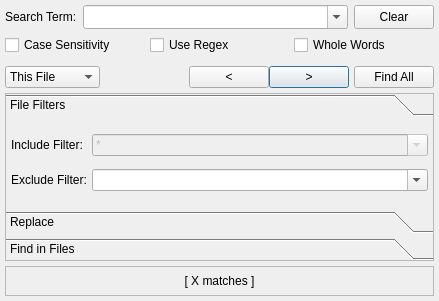
This is src/search/searchdialog.ui in GAMS-dev/studio as Qt 5 draws it before an edit. The edited form follows.
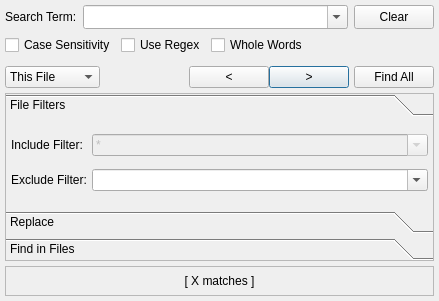
This is the edited form.

Commit message: layout adjustment, options now stay left aligned

Patch:
```diff
--- a/src/search/searchdialog.ui
+++ b/src/search/searchdialog.ui
@@ -513,7 +513,7 @@
       </layout>
      </item>
      <item>
-      <layout class="QHBoxLayout" name="horizontalLayout_2" stretch="0,0,0">
+      <layout class="QHBoxLayout" name="horizontalLayout_2" stretch="0,0,0,0">
        <property name="spacing">
         <number>5</number>
        </property>
@@ -538,7 +538,7 @@
           <bool>true</bool>
          </property>
          <property name="sizePolicy">
-          <sizepolicy hsizetype="MinimumExpanding" vsizetype="Fixed">
+          <sizepolicy hsizetype="Preferred" vsizetype="Fixed">
            <horstretch>0</horstretch>
            <verstretch>0</verstretch>
           </sizepolicy>
@@ -560,7 +560,7 @@
           <bool>true</bool>
          </property>
          <property name="sizePolicy">
-          <sizepolicy hsizetype="MinimumExpanding" vsizetype="Fixed">
+          <sizepolicy hsizetype="Preferred" vsizetype="Fixed">
            <horstretch>0</horstretch>
            <verstretch>0</verstretch>
           </sizepolicy>
@@ -582,7 +582,7 @@
           <bool>true</bool>
          </property>
          <property name="sizePolicy">
-          <sizepolicy hsizetype="MinimumExpanding" vsizetype="Fixed">
+          <sizepolicy hsizetype="Preferred" vsizetype="Fixed">
            <horstretch>0</horstretch>
            <verstretch>0</verstretch>
           </sizepolicy>
@@ -598,6 +598,19 @@
          </property>
         </widget>
        </item>
+       <item>
+        <spacer name="horizontalSpacer">
+         <property name="orientation">
+          <enum>Qt::Horizontal</enum>
+         </property>
+         <property name="sizeHint" stdset="0">
+          <size>
+           <width>40</width>
+           <height>20</height>
+          </size>
+         </property>
+        </spacer>
+       </item>
       </layout>
      </item>
      <item>
```
